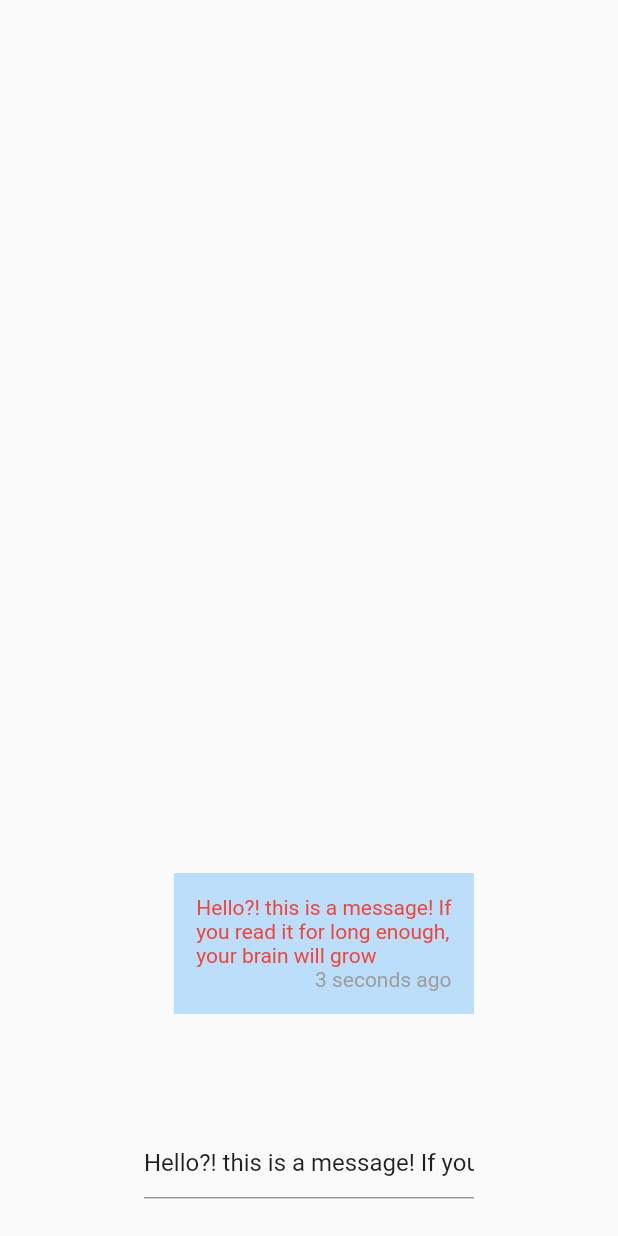
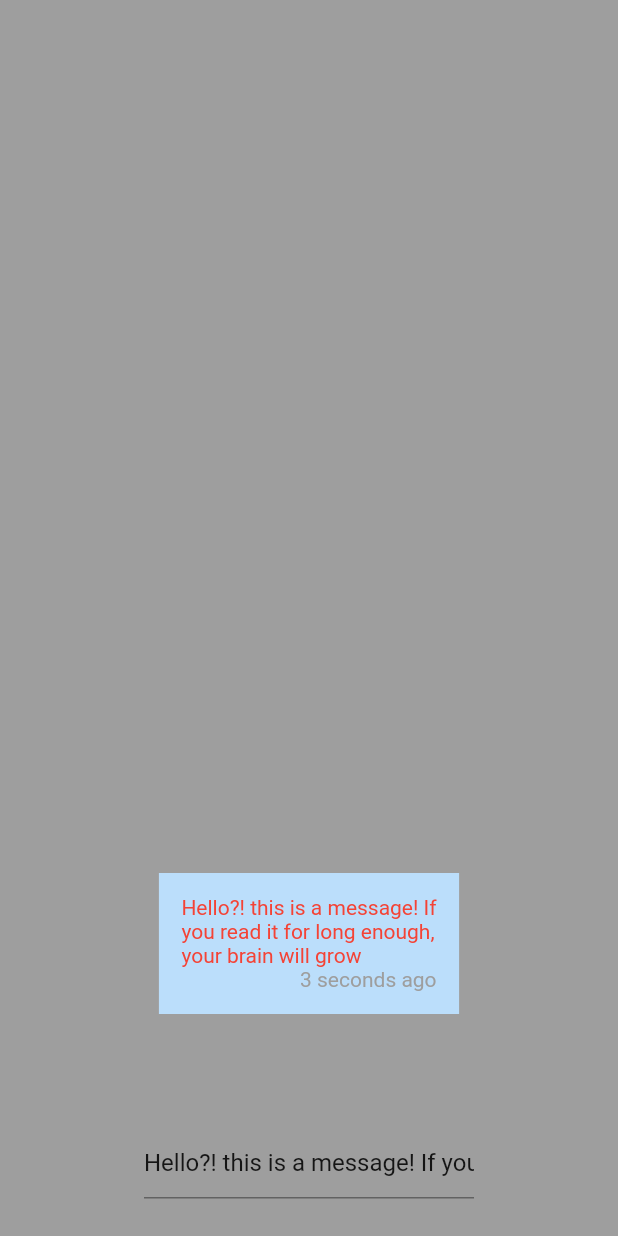
Before and after one commit to flagamail/flutter_sandbox, a Flutter app: the screen it shows after launch, on a phone screen of 412 x 824 dp. Run offline on Flutter 3.47's test engine with Material 2 defaults, Android fonts, the phone set to English and light mode, and no system bars.

```diff
--- a/lib/main.dart
+++ b/lib/main.dart
@@ -47,6 +47,7 @@ class _ChatAppConversationViewState extends State<ChatAppConversationView> {
   @override
   Widget build(BuildContext context) {
     return Scaffold(
+      backgroundColor: Colors.grey,
       body: Center(
         child: SizedBox(
           width: 220,
@@ -54,21 +55,18 @@ class _ChatAppConversationViewState extends State<ChatAppConversationView> {
             mainAxisAlignment: MainAxisAlignment.end,
             children: [
               (_controller.text != '')
-                  ? Align(
-                alignment: Alignment.centerRight,
-                child: Container(
+                  ? Container(
                     color: Colors.blue[100]!,
                     padding: const EdgeInsets.all(15),
                     child: AnimatedBuilder(
                       animation: _controller,
-                    builder: (context, widget) {
+                      builder: (context, _) {
                         return TimestampedChatMessage(
                           text: _controller.text,
                           sentAt: sentAt,
                           style: const TextStyle(color: Colors.red),
                         );
                       },
-                  ),
                     ),
                   )
                   : Container(),
--- a/pubspec.yaml
+++ b/pubspec.yaml
@@ -35,8 +35,6 @@ dependencies:
   # The following adds the Cupertino Icons font to your application.
   # Use with the CupertinoIcons class for iOS style icons.
   cupertino_icons: ^1.0.2
-
-dependency_overrides:
 
 dev_dependencies:
   flutter_test:
```
Lines whose indentation alone changed are shown as unchanged.
